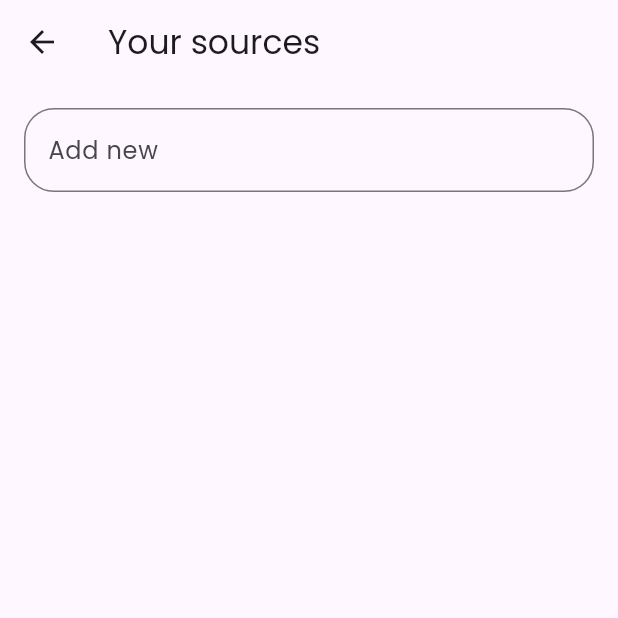
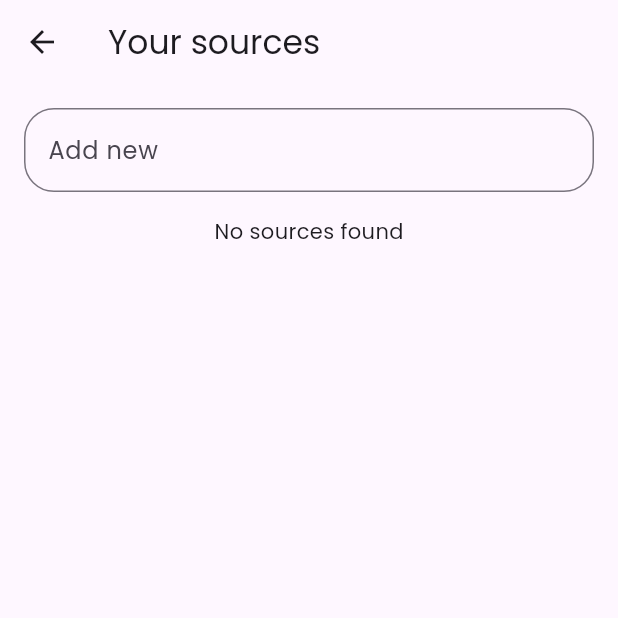
Before and after one commit to chauhan2b/news_app, a Flutter app: the ManageSources screen opened by its route, on a phone screen of 412 x 824 dp, the top half of it. Run offline on Flutter 3.47's test engine with Material 2 defaults, Android fonts, the phone set to English and light mode, and no system bars; drawn by our look-alikes of dynamic_color; our stand-ins replace flutter_riverpod, go_router, google_fonts, riverpod_annotation, share_plus, shared_preferences and 2 more; accounts and stored records are empty; generated files the repository leaves out were written again; network calls fail.

Commit message:
add text when domains list is empty

```diff
--- a/lib/screens/manage_sources.dart
+++ b/lib/screens/manage_sources.dart
@@ -33,7 +33,13 @@ class ManageSources extends ConsumerWidget {
               ),
             ),
           ),
-          SliverList(
+          domains.isEmpty
+              ? const SliverToBoxAdapter(
+                  child: Center(
+                    child: Text('No sources found'),
+                  ),
+                )
+              : SliverList(
                   delegate: SliverChildBuilderDelegate(
                     childCount: domains.length,
                     (context, index) => ListTile(
@@ -44,7 +50,9 @@ class ManageSources extends ConsumerWidget {
                           size: 18.0,
                         ),
                         onPressed: () {
-                    ref.read(domainsProvider.notifier).remove(domains[index]);
+                          ref
+                              .read(domainsProvider.notifier)
+                              .remove(domains[index]);
                         },
                       ),
                     ),
```
Lines whose indentation alone changed are shown as unchanged.
